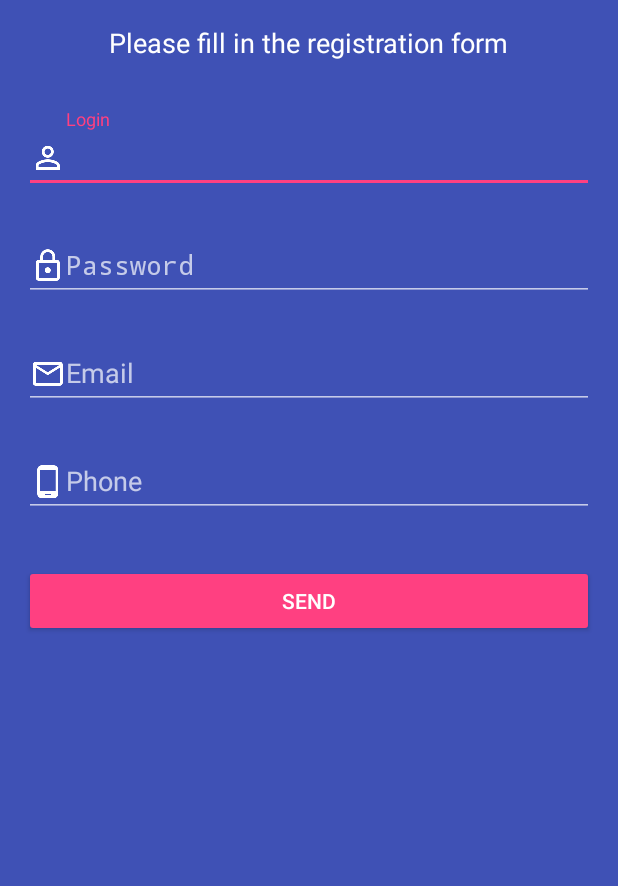
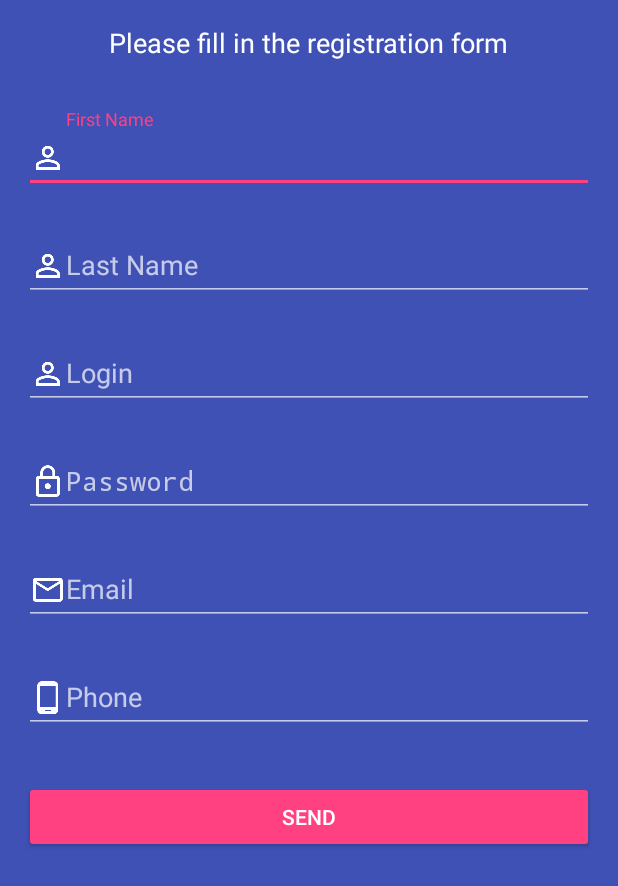
Before and after one commit to Roma-Za/Calculator, an Android app: the RegistrationActivity screen opened directly, with no data from a screen before it, on a phone screen of 412 x 824 dp. Shown: the top 886 px of the screen. Run offline under Robolectric (Android 15) with nearby library versions, the phone set to English and light mode, and no system bars.

Commit message:
add validation registration

```diff
--- a/app/src/main/res/layout/activity_registration.xml
+++ b/app/src/main/res/layout/activity_registration.xml
@@ -1,5 +1,9 @@
 <?xml version="1.0" encoding="utf-8"?>
-<LinearLayout xmlns:android="http://schemas.android.com/apk/res/android"
+<ScrollView xmlns:android="http://schemas.android.com/apk/res/android"
+    android:layout_width="fill_parent"
+    android:layout_height="fill_parent"
+    android:fitsSystemWindows="true">
+    <LinearLayout
         xmlns:tools="http://schemas.android.com/tools"
         android:layout_width="match_parent"
         android:layout_height="match_parent"
@@ -20,6 +24,34 @@
             android:textSize="18dp"
             />
 
+        <!-- First Name Label -->
+        <android.support.design.widget.TextInputLayout
+            android:layout_width="match_parent"
+            android:layout_height="wrap_content"
+            android:layout_marginTop="8dp"
+            android:layout_marginBottom="8dp">
+
+            <EditText android:id="@+id/input_first_name"
+                android:layout_width="match_parent"
+                android:layout_height="wrap_content"
+                android:inputType="textPersonName"
+                android:hint="First Name"
+                android:drawableLeft="@drawable/ic_perm_identity_white_24dp"/>
+        </android.support.design.widget.TextInputLayout>
+        <!-- Last Name Label -->
+        <android.support.design.widget.TextInputLayout
+            android:layout_width="match_parent"
+            android:layout_height="wrap_content"
+            android:layout_marginTop="8dp"
+            android:layout_marginBottom="8dp">
+
+            <EditText android:id="@+id/input_last_name"
+                android:layout_width="match_parent"
+                android:layout_height="wrap_content"
+                android:inputType="textPersonName"
+                android:hint="Last Name"
+                android:drawableLeft="@drawable/ic_perm_identity_white_24dp"/>
+        </android.support.design.widget.TextInputLayout>
         <!-- Login Label -->
         <android.support.design.widget.TextInputLayout
             android:layout_width="match_parent"
@@ -27,7 +59,7 @@
             android:layout_marginTop="8dp"
             android:layout_marginBottom="8dp">
 
-        <EditText android:id="@+id/input_login"
+            <EditText android:id="@+id/input_login_reg"
                 android:layout_width="match_parent"
                 android:layout_height="wrap_content"
                 android:inputType="textEmailAddress"
@@ -41,7 +73,7 @@
             android:layout_height="wrap_content"
             android:layout_marginTop="8dp"
             android:layout_marginBottom="8dp">
-        <EditText android:id="@+id/input_password"
+            <EditText android:id="@+id/input_password_reg"
                 android:layout_width="match_parent"
                 android:layout_height="wrap_content"
                 android:inputType="textPassword"
@@ -88,3 +120,4 @@
             android:padding="12dp"
             android:text="SEND"/>
     </LinearLayout>
+</ScrollView>
```
Also changed, not shown: app/src/main/java/com/example/roman/calculator/RegistrationActivity.java (+120 -0 lines). Lines whose indentation alone changed are shown as unchanged.
